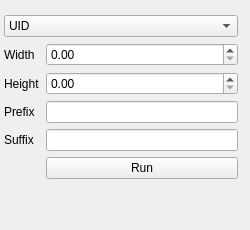
First picture: the form in windows/AutoNumbering.ui, repository sensehawk/qgis_plugin, before the edit.
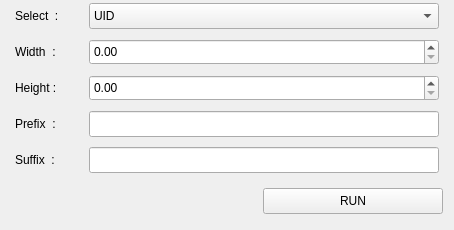
Second picture: the form after the edit. Custom widgets are drawn as their Qt base class.

```diff
--- a/windows/AutoNumbering.ui
+++ b/windows/AutoNumbering.ui
@@ -6,7 +6,7 @@
    <rect>
     <x>0</x>
     <y>0</y>
-    <width>250</width>
+    <width>454</width>
     <height>230</height>
    </rect>
   </property>
@@ -29,89 +29,335 @@
    <property name="sizeConstraint">
     <enum>QLayout::SetDefaultConstraint</enum>
    </property>
-   <property name="leftMargin">
-    <number>4</number>
-   </property>
    <property name="topMargin">
-    <number>15</number>
+    <number>0</number>
    </property>
-   <property name="rightMargin">
+   <property name="verticalSpacing">
     <number>12</number>
    </property>
    <item row="0" column="0">
-    <widget class="QComboBox" name="stringnum_type">
-     <item>
-      <property name="text">
-       <string>UID</string>
-      </property>
-     </item>
-     <item>
-      <property name="text">
-       <string>Basic</string>
-      </property>
-     </item>
-     <item>
-      <property name="text">
-       <string>Basic+module</string>
-      </property>
-     </item>
-     <item>
-      <property name="text">
-       <string>Existing+module</string>
-      </property>
-     </item>
-    </widget>
-   </item>
-   <item row="1" column="0">
-    <layout class="QFormLayout" name="formLayout">
-     <item row="0" column="0">
-      <widget class="QLabel" name="label">
-       <property name="text">
-        <string>Width</string>
-       </property>
-      </widget>
-     </item>
-     <item row="0" column="1">
+    <layout class="QGridLayout" name="string_grid_layout">
+     <property name="verticalSpacing">
+      <number>10</number>
+     </property>
+     <item row="1" column="1">
       <widget class="QgsDoubleSpinBox" name="Width">
        <property name="enabled">
         <bool>true</bool>
        </property>
+       <property name="sizePolicy">
+        <sizepolicy hsizetype="Fixed" vsizetype="Fixed">
+         <horstretch>0</horstretch>
+         <verstretch>0</verstretch>
+        </sizepolicy>
+       </property>
+       <property name="minimumSize">
+        <size>
+         <width>350</width>
+         <height>26</height>
+        </size>
+       </property>
+       <property name="maximumSize">
+        <size>
+         <width>350</width>
+         <height>26</height>
+        </size>
+       </property>
+      </widget>
+     </item>
+     <item row="4" column="0">
+      <widget class="QLabel" name="label_4">
+       <property name="minimumSize">
+        <size>
+         <width>70</width>
+         <height>24</height>
+        </size>
+       </property>
+       <property name="maximumSize">
+        <size>
+         <width>70</width>
+         <height>24</height>
+        </size>
+       </property>
+       <property name="text">
+        <string>Suffix  :      </string>
+       </property>
+      </widget>
+     </item>
+     <item row="3" column="1">
+      <widget class="QLineEdit" name="Prefix">
+       <property name="sizePolicy">
+        <sizepolicy hsizetype="Fixed" vsizetype="Fixed">
+         <horstretch>0</horstretch>
+         <verstretch>0</verstretch>
+        </sizepolicy>
+       </property>
+       <property name="minimumSize">
+        <size>
+         <width>350</width>
+         <height>26</height>
+        </size>
+       </property>
+       <property name="maximumSize">
+        <size>
+         <width>350</width>
+         <height>26</height>
+        </size>
+       </property>
+      </widget>
+     </item>
+     <item row="0" column="0">
+      <widget class="QLabel" name="label_5">
+       <property name="sizePolicy">
+        <sizepolicy hsizetype="Fixed" vsizetype="Fixed">
+         <horstretch>0</horstretch>
+         <verstretch>0</verstretch>
+        </sizepolicy>
+       </property>
+       <property name="minimumSize">
+        <size>
+         <width>70</width>
+         <height>24</height>
+        </size>
+       </property>
+       <property name="maximumSize">
+        <size>
+         <width>70</width>
+         <height>24</height>
+        </size>
+       </property>
+       <property name="text">
+        <string>Select  :  </string>
+       </property>
       </widget>
      </item>
      <item row="1" column="0">
-      <widget class="QLabel" name="label_2">
+      <widget class="QLabel" name="label">
+       <property name="sizePolicy">
+        <sizepolicy hsizetype="Fixed" vsizetype="Fixed">
+         <horstretch>0</horstretch>
+         <verstretch>0</verstretch>
+        </sizepolicy>
+       </property>
+       <property name="minimumSize">
+        <size>
+         <width>70</width>
+         <height>24</height>
+        </size>
+       </property>
+       <property name="maximumSize">
+        <size>
+         <width>70</width>
+         <height>24</height>
+        </size>
+       </property>
        <property name="text">
-        <string>Height</string>
+        <string>Width  :       </string>
        </property>
       </widget>
      </item>
-     <item row="1" column="1">
-      <widget class="QgsDoubleSpinBox" name="Height"/>
-     </item>
      <item row="2" column="0">
-      <widget class="QLabel" name="label_3">
+      <widget class="QLabel" name="label_2">
+       <property name="sizePolicy">
+        <sizepolicy hsizetype="Fixed" vsizetype="Fixed">
+         <horstretch>0</horstretch>
+         <verstretch>0</verstretch>
+        </sizepolicy>
+       </property>
+       <property name="minimumSize">
+        <size>
+         <width>70</width>
+         <height>24</height>
+        </size>
+       </property>
+       <property name="maximumSize">
+        <size>
+         <width>70</width>
+         <height>24</height>
+        </size>
+       </property>
        <property name="text">
-        <string>Prefix</string>
+        <string>Height :     </string>
        </property>
       </widget>
      </item>
      <item row="2" column="1">
-      <widget class="QLineEdit" name="Prefix"/>
-     </item>
-     <item row="3" column="0">
-      <widget class="QLabel" name="label_4">
-       <property name="text">
-        <string>Suffix</string>
+      <widget class="QgsDoubleSpinBox" name="Height">
+       <property name="sizePolicy">
+        <sizepolicy hsizetype="Fixed" vsizetype="Fixed">
+         <horstretch>0</horstretch>
+         <verstretch>0</verstretch>
+        </sizepolicy>
+       </property>
+       <property name="minimumSize">
+        <size>
+         <width>350</width>
+         <height>26</height>
+        </size>
+       </property>
+       <property name="maximumSize">
+        <size>
+         <width>350</width>
+         <height>26</height>
+        </size>
        </property>
       </widget>
      </item>
-     <item row="3" column="1">
-      <widget class="QLineEdit" name="Suffix"/>
-     </item>
      <item row="4" column="1">
-      <widget class="QPushButton" name="approve">
+      <widget class="QLineEdit" name="Suffix">
+       <property name="sizePolicy">
+        <sizepolicy hsizetype="Fixed" vsizetype="Fixed">
+         <horstretch>0</horstretch>
+         <verstretch>0</verstretch>
+        </sizepolicy>
+       </property>
+       <property name="minimumSize">
+        <size>
+         <width>350</width>
+         <height>26</height>
+        </size>
+       </property>
+       <property name="maximumSize">
+        <size>
+         <width>350</width>
+         <height>26</height>
+        </size>
+       </property>
+      </widget>
+     </item>
+     <item row="0" column="1">
+      <widget class="QComboBox" name="stringnum_type">
+       <property name="sizePolicy">
+        <sizepolicy hsizetype="Fixed" vsizetype="Fixed">
+         <horstretch>0</horstretch>
+         <verstretch>0</verstretch>
+        </sizepolicy>
+       </property>
+       <property name="minimumSize">
+        <size>
+         <width>350</width>
+         <height>26</height>
+        </size>
+       </property>
+       <property name="maximumSize">
+        <size>
+         <width>350</width>
+         <height>26</height>
+        </size>
+       </property>
+       <item>
+        <property name="text">
+         <string>UID</string>
+        </property>
+       </item>
+       <item>
+        <property name="text">
+         <string>Basic</string>
+        </property>
+       </item>
+       <item>
+        <property name="text">
+         <string>Existing</string>
+        </property>
+       </item>
+       <item>
+        <property name="text">
+         <string>Basic+module</string>
+        </property>
+       </item>
+       <item>
+        <property name="text">
+         <string>Existing+module</string>
+        </property>
+       </item>
+      </widget>
+     </item>
+     <item row="3" column="0">
+      <widget class="QLabel" name="label_3">
+       <property name="sizePolicy">
+        <sizepolicy hsizetype="Fixed" vsizetype="Fixed">
+         <horstretch>0</horstretch>
+         <verstretch>0</verstretch>
+        </sizepolicy>
+       </property>
+       <property name="minimumSize">
+        <size>
+         <width>70</width>
+         <height>24</height>
+        </size>
+       </property>
+       <property name="maximumSize">
+        <size>
+         <width>70</width>
+         <height>24</height>
+        </size>
+       </property>
        <property name="text">
-        <string>Run</string>
+        <string>Prefix  :        </string>
+       </property>
+      </widget>
+     </item>
+    </layout>
+   </item>
+   <item row="1" column="0">
+    <layout class="QHBoxLayout" name="horizontalLayout">
+     <item>
+      <widget class="QLabel" name="label_6">
+       <property name="minimumSize">
+        <size>
+         <width>70</width>
+         <height>24</height>
+        </size>
+       </property>
+       <property name="maximumSize">
+        <size>
+         <width>70</width>
+         <height>24</height>
+        </size>
+       </property>
+       <property name="text">
+        <string/>
+       </property>
+      </widget>
+     </item>
+     <item>
+      <spacer name="horizontalSpacer">
+       <property name="orientation">
+        <enum>Qt::Horizontal</enum>
+       </property>
+       <property name="sizeHint" stdset="0">
+        <size>
+         <width>40</width>
+         <height>20</height>
+        </size>
+       </property>
+      </spacer>
+     </item>
+     <item>
+      <widget class="QPushButton" name="run_btn">
+       <property name="sizePolicy">
+        <sizepolicy hsizetype="Fixed" vsizetype="Fixed">
+         <horstretch>0</horstretch>
+         <verstretch>0</verstretch>
+        </sizepolicy>
+       </property>
+       <property name="minimumSize">
+        <size>
+         <width>180</width>
+         <height>26</height>
+        </size>
+       </property>
+       <property name="maximumSize">
+        <size>
+         <width>200</width>
+         <height>26</height>
+        </size>
+       </property>
+       <property name="layoutDirection">
+        <enum>Qt::LeftToRight</enum>
+       </property>
+       <property name="text">
+        <string>RUN</string>
        </property>
       </widget>
      </item>
```
